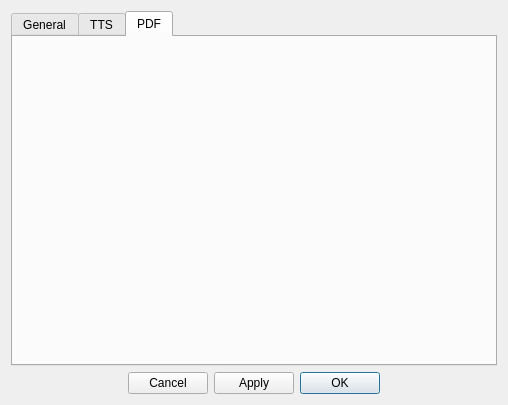
Old version of the form design/preferences.ui in the repository kokimame/joytan.
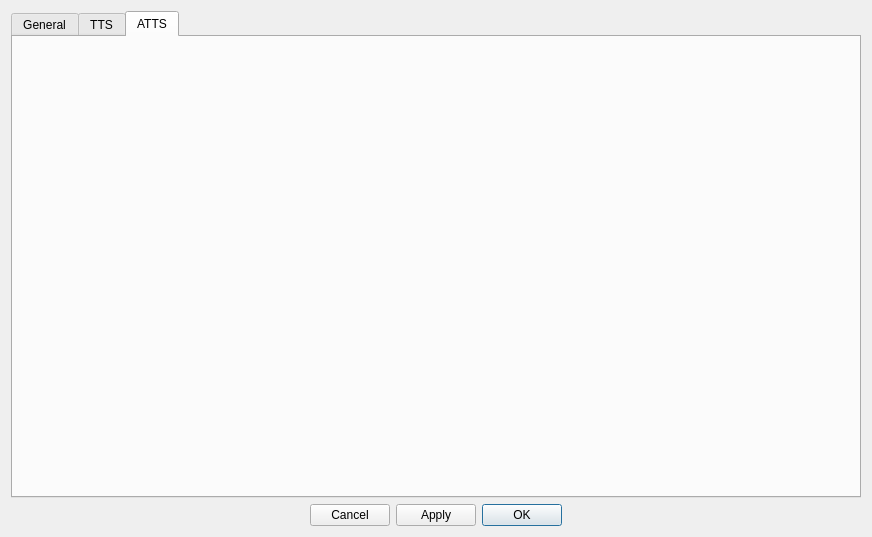
New version of the form. The open tabs and pages were chosen to show the change.

Diff of the .ui file:
```diff
--- a/design/preferences.ui
+++ b/design/preferences.ui
@@ -6,8 +6,8 @@
    <rect>
     <x>0</x>
     <y>0</y>
-    <width>508</width>
-    <height>405</height>
+    <width>872</width>
+    <height>537</height>
    </rect>
   </property>
   <property name="windowTitle">
@@ -222,7 +222,7 @@
      </widget>
      <widget class="QWidget" name="tabPDF">
       <attribute name="title">
-       <string>PDF</string>
+       <string>ATTS</string>
       </attribute>
      </widget>
     </widget>
```
Left out of the diff: 4 changed lines with no effect on the pictures.
